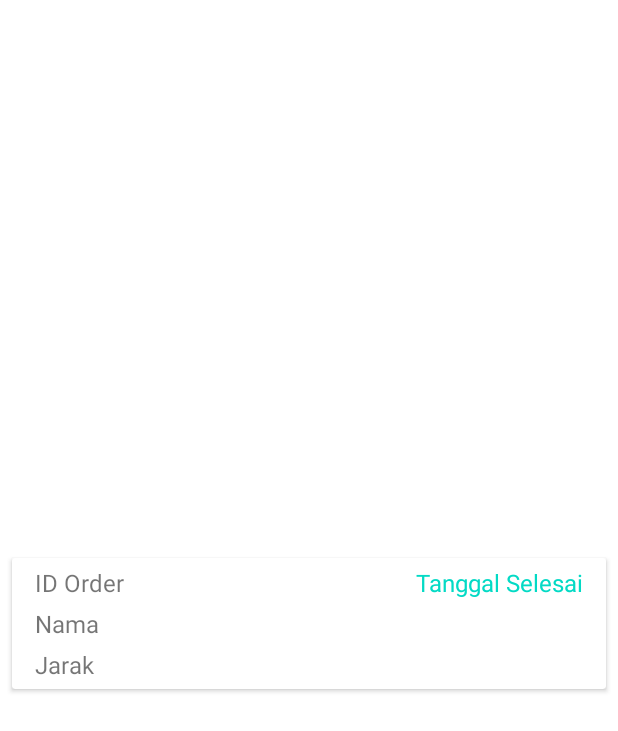
After one commit to iswararesha/BigKlin-Driver, an Android app: the layout item_success.xml on its own in the app's theme, with its tools: preview values and no code run, on a phone screen of 412 x 824 dp. The commit adds this screen. Shown: the top 731 px of the screen. Run offline under Robolectric (Android 15) with nearby library versions, the phone set to English and light mode, and no system bars.

Commit message:
Final Tampilan

```diff
--- /dev/null
+++ b/app/src/main/res/layout/item_success.xml
@@ -0,0 +1,71 @@
+<?xml version="1.0" encoding="utf-8"?>
+<androidx.cardview.widget.CardView xmlns:android="http://schemas.android.com/apk/res/android"
+    xmlns:card_view="http://schemas.android.com/apk/res-auto"
+    xmlns:tools="http://schemas.android.com/tools"
+    android:id="@+id/cvPacket"
+    android:padding="5dp"
+    android:layout_width="match_parent"
+    android:layout_height="wrap_content"
+    android:layout_gravity="center"
+    android:layout_marginLeft="8dp"
+    android:layout_marginTop="8dp"
+    android:layout_marginRight="8dp"
+    android:layout_marginBottom="4dp">
+
+    <androidx.constraintlayout.widget.ConstraintLayout
+        android:layout_width="match_parent"
+        android:layout_height="match_parent"
+        android:padding="0dp">
+
+        <TextView
+            android:id="@+id/tvOrderId"
+            android:layout_width="0dp"
+            android:layout_height="wrap_content"
+            android:layout_marginStart="15dp"
+            android:layout_marginTop="5dp"
+            android:layout_marginEnd="10dp"
+            android:text="ID Order"
+            android:textSize="16sp"
+            card_view:layout_constraintEnd_toStartOf="@+id/tvDate"
+            card_view:layout_constraintStart_toStartOf="parent"
+            card_view:layout_constraintTop_toTopOf="parent" />
+
+        <TextView
+            android:id="@+id/tvDate"
+            android:layout_width="wrap_content"
+            android:layout_height="wrap_content"
+            android:layout_marginTop="5dp"
+            android:layout_marginEnd="15dp"
+            android:text="Tanggal Selesai"
+            android:textColor="@color/teal_200"
+            android:textSize="16sp"
+            card_view:layout_constraintEnd_toEndOf="parent"
+            card_view:layout_constraintTop_toTopOf="parent" />
+
+        <TextView
+            android:id="@+id/tvUserId"
+            android:layout_width="0dp"
+            android:layout_height="wrap_content"
+            android:layout_marginTop="5dp"
+            android:text="Nama"
+            android:textSize="16sp"
+            card_view:layout_constraintEnd_toEndOf="@+id/tvDate"
+            card_view:layout_constraintStart_toStartOf="@+id/tvOrderId"
+            card_view:layout_constraintTop_toBottomOf="@+id/tvOrderId" />
+
+        <TextView
+            android:id="@+id/tvDistance"
+            android:layout_width="0dp"
+            android:layout_height="wrap_content"
+            android:layout_marginTop="5dp"
+            android:layout_marginBottom="5dp"
+            android:text="Jarak"
+            android:textSize="16sp"
+            card_view:layout_constraintBottom_toBottomOf="parent"
+            card_view:layout_constraintEnd_toEndOf="@+id/tvUserId"
+            card_view:layout_constraintHorizontal_bias="0.0"
+            card_view:layout_constraintStart_toStartOf="@+id/tvUserId"
+            card_view:layout_constraintTop_toBottomOf="@+id/tvUserId"
+            card_view:layout_constraintVertical_bias="1.0" />
+    </androidx.constraintlayout.widget.ConstraintLayout>
+</androidx.cardview.widget.CardView>
```
Also changed, not shown: app/src/main/java/com/ptckit/bigklin_driver/api/base/ApiService.kt (+0 -22 lines), app/src/main/java/com/ptckit/bigklin_driver/model/Order.kt (+8 -1 lines), app/src/main/java/com/ptckit/bigklin_driver/ui/home/HomeActivity.kt (+18 -4 lines), app/src/main/java/com/ptckit/bigklin_driver/ui/home/ListSuccessAdapter.kt (added, +55 -0 lines).
